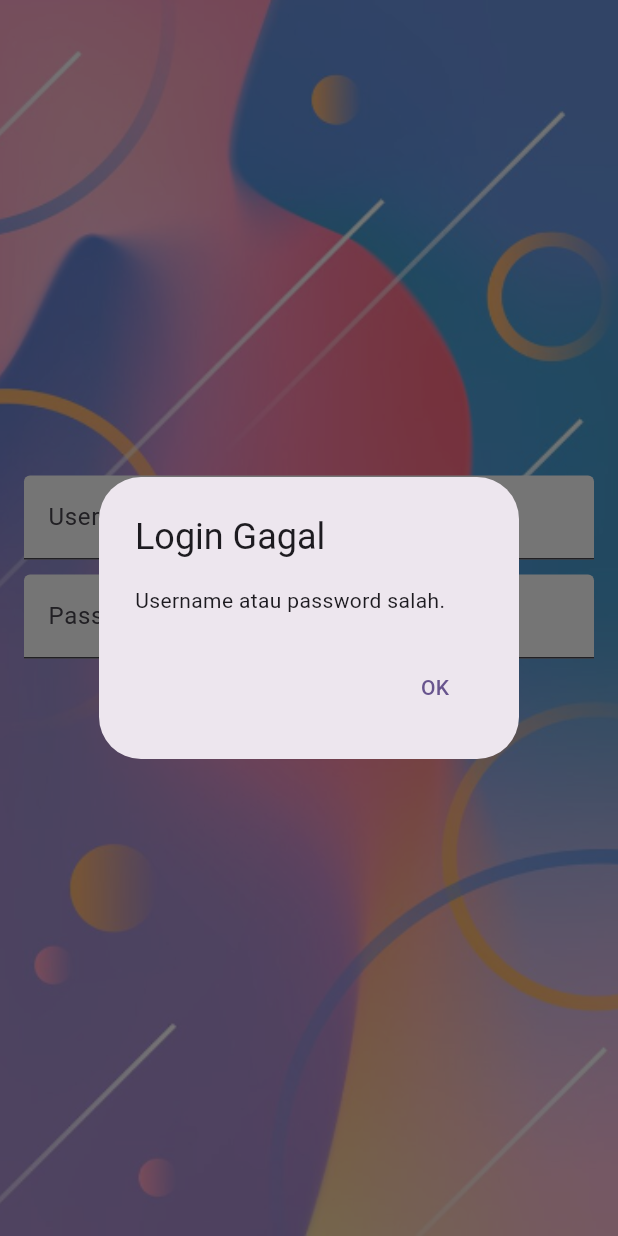
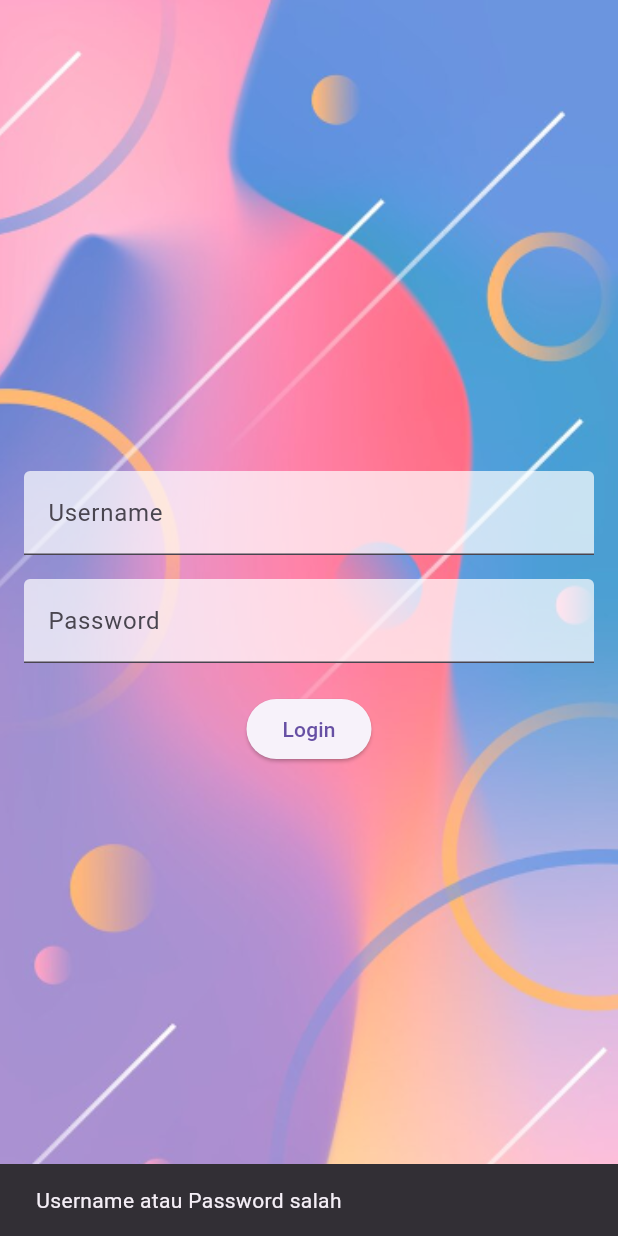
Before and after one commit to najibbarhani/najib1mobile, a Flutter app: the screen it shows after launch, after a tap on "Login", on a phone screen of 412 x 824 dp. Run offline on Flutter 3.47's test engine with Material 3 defaults, Android fonts, the phone set to English and light mode, and no system bars.

Commit message:
first commit

```diff
--- a/lib/login_page.dart
+++ b/lib/login_page.dart
@@ -6,44 +6,25 @@ class LoginPage extends StatefulWidget {
   const LoginPage({super.key});
 
   @override
-  _LoginPageState createState() => _LoginPageState();
+  State<LoginPage> createState() => _LoginPageState();
 }
 
 class _LoginPageState extends State<LoginPage> {
   final TextEditingController _usernameController = TextEditingController();
   final TextEditingController _passwordController = TextEditingController();
 
-  // Logika login dengan dua kombinasi username dan password yang valid
   void _login() {
-    String username = _usernameController.text;
-    String password = _passwordController.text;
-
-    // Cek kombinasi username dan password
-    if ((username == 'admin' && password == '1234') ||
-        (username == 'najibbarhani' && password == '21552011145')) {
-      // Jika benar, navigasi ke dashboard
+    if ((_usernameController.text == 'najibbarhani' && _passwordController.text == '12345') ||
+        (_usernameController.text == 'admin' && _passwordController.text == 'password')) {
       Navigator.push(
         context,
         MaterialPageRoute(
-          builder: (context) => DashboardPage(username: username),
+          builder: (context) => DashboardPage(username: _usernameController.text),
         ),
       );
     } else {
-      // Jika salah, tampilkan dialog kesalahan
-      showDialog(
-        context: context,
-        builder: (context) => AlertDialog(
-          title: const Text("Login Gagal"),
-          content: const Text("Username atau password salah."),
-          actions: [
-            TextButton(
-              child: const Text("OK"),
-              onPressed: () {
-                Navigator.of(context).pop();
-              },
-            ),
-          ],
-        ),
+      ScaffoldMessenger.of(context).showSnackBar(
+        const SnackBar(content: Text('Username atau Password salah')),
       );
     }
   }
@@ -58,6 +39,7 @@ class _LoginPageState extends State<LoginPage> {
             fit: BoxFit.cover,
           ),
         ),
+        child: Center(
           child: Padding(
             padding: const EdgeInsets.all(16.0),
             child: Column(
@@ -65,13 +47,21 @@ class _LoginPageState extends State<LoginPage> {
               children: [
                 TextField(
                   controller: _usernameController,
-                decoration: const InputDecoration(labelText: 'Username', fillColor: Colors.white, filled: true),
+                  decoration: const InputDecoration(
+                    labelText: 'Username',
+                    filled: true,
+                    fillColor: Colors.white70,
                   ),
-              const SizedBox(height: 10),
+                ),
+                const SizedBox(height: 16),
                 TextField(
                   controller: _passwordController,
-                decoration: const InputDecoration(labelText: 'Password', fillColor: Colors.white, filled: true),
                   obscureText: true,
+                  decoration: const InputDecoration(
+                    labelText: 'Password',
+                    filled: true,
+                    fillColor: Colors.white70,
+                  ),
                 ),
                 const SizedBox(height: 20),
                 ElevatedButton(
@@ -82,6 +72,7 @@ class _LoginPageState extends State<LoginPage> {
             ),
           ),
         ),
+      ),
     );
   }
 }
--- a/lib/main.dart
+++ b/lib/main.dart
@@ -12,10 +12,10 @@ class MyApp extends StatelessWidget {
   @override
   Widget build(BuildContext context) {
     return MaterialApp(
-      title: 'Login Dashboard App',
+      debugShowCheckedModeBanner: false,
+      title: 'Aplikasi Mobile',
       theme: ThemeData(
-        colorScheme: ColorScheme.fromSeed(seedColor: Colors.deepPurple),
-        useMaterial3: true,
+        primarySwatch: Colors.blue,
       ),
       home: const LoginPage(),
     );
```
Also changed, not shown: lib/dashboard_page.dart (+37 -17 lines), lib/home_page.dart (added, +111 -0 lines). Lines whose indentation alone changed are shown as unchanged.
